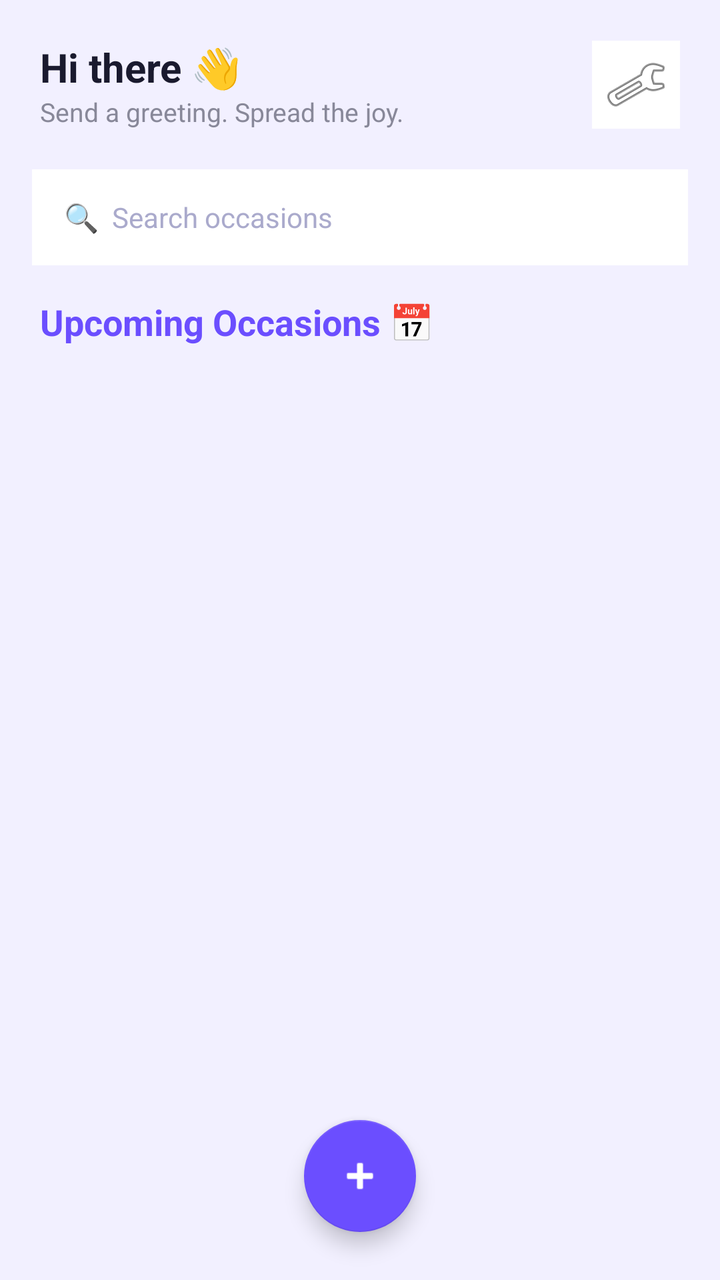
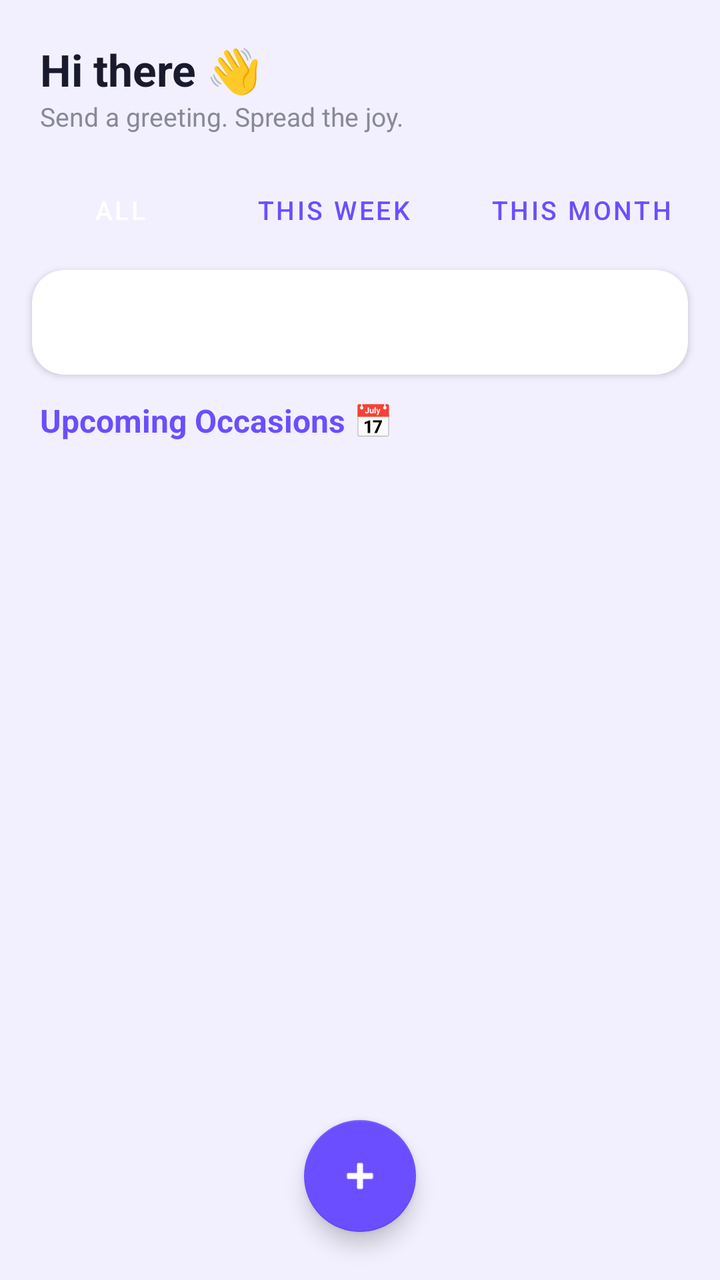

Screens rendered from an Android XML layout before and after an edit, with the pre-edit source and the edit as a unified diff.
<!-- AndroidManifest.xml: application theme Theme.WellWisher -->
<!-- res/layout/activity_main.xml -->
<?xml version="1.0" encoding="utf-8"?>
<androidx.coordinatorlayout.widget.CoordinatorLayout
    xmlns:android="http://schemas.android.com/apk/res/android"
    xmlns:app="http://schemas.android.com/apk/res-auto"
    android:layout_width="match_parent"
    android:layout_height="match_parent"
    android:background="#F2F0FF">

    <LinearLayout
        android:layout_width="match_parent"
        android:layout_height="match_parent"
        android:orientation="vertical">

        
        <LinearLayout
            android:layout_width="match_parent"
            android:layout_height="wrap_content"
            android:orientation="horizontal"
            android:padding="20dp"
            android:gravity="center_vertical">

            <LinearLayout
                android:layout_width="0dp"
                android:layout_height="wrap_content"
                android:layout_weight="1"
                android:orientation="vertical">

                <TextView
                    android:id="@+id/tvGreeting"
                    android:layout_width="wrap_content"
                    android:layout_height="wrap_content"
                    android:text="Hi there 👋"
                    android:textSize="20sp"
                    android:textStyle="bold"
                    android:textColor="#1A1A2E"/>

                <TextView
                    android:layout_width="wrap_content"
                    android:layout_height="wrap_content"
                    android:text="Send a greeting. Spread the joy."
                    android:textSize="13sp"
                    android:textColor="#888899"/>
            </LinearLayout>

            <ImageButton
                android:id="@+id/btnSettings"
                android:layout_width="44dp"
                android:layout_height="44dp"
                android:src="@android:drawable/ic_menu_preferences"
                android:background="#FFFFFF"
                android:padding="10dp"/>
        </LinearLayout>

        
        <LinearLayout
            android:layout_width="match_parent"
            android:layout_height="wrap_content"
            android:orientation="horizontal"
            android:paddingHorizontal="16dp"
            android:paddingBottom="16dp"
            android:gravity="center_vertical">

            <EditText
                android:id="@+id/etSearch"
                android:layout_width="0dp"
                android:layout_height="48dp"
                android:layout_weight="1"
                android:hint="🔍  Search occasions"
                android:background="#FFFFFF"
                android:paddingHorizontal="16dp"
                android:textSize="14sp"
                android:textColor="#1A1A2E"
                android:textColorHint="#AAAACC"
                android:singleLine="true"
                android:imeOptions="actionSearch"/>
        </LinearLayout>

        
        <TextView
            android:id="@+id/tvSectionTitle"
            android:layout_width="wrap_content"
            android:layout_height="wrap_content"
            android:text="Upcoming Occasions 📅"
            android:textSize="18sp"
            android:textStyle="bold"
            android:textColor="#6B4EFF"
            android:paddingHorizontal="20dp"
            android:paddingBottom="12dp"/>

        
        <androidx.recyclerview.widget.RecyclerView
            android:id="@+id/recyclerView"
            android:layout_width="match_parent"
            android:layout_height="match_parent"
            android:paddingHorizontal="16dp"
            android:paddingBottom="80dp"
            android:clipToPadding="false"/>

    </LinearLayout>

    
    <LinearLayout
        android:id="@+id/emptyState"
        android:layout_width="match_parent"
        android:layout_height="match_parent"
        android:orientation="vertical"
        android:gravity="center"
        android:padding="40dp"
        android:visibility="gone">

        <TextView
            android:layout_width="wrap_content"
            android:layout_height="wrap_content"
            android:text="🎊"
            android:textSize="80sp"
            android:layout_marginBottom="24dp"/>

        <TextView
            android:layout_width="wrap_content"
            android:layout_height="wrap_content"
            android:text="Let's add an occasion."
            android:textSize="22sp"
            android:textStyle="bold"
            android:textColor="#1A1A2E"
            android:gravity="center"
            android:layout_marginBottom="12dp"/>

        <TextView
            android:layout_width="wrap_content"
            android:layout_height="wrap_content"
            android:text="Add birthdays, anniversaries, and more so you never miss a special moment."
            android:textSize="14sp"
            android:textColor="#888899"
            android:gravity="center"
            android:lineSpacingMultiplier="1.4"/>
    </LinearLayout>

    
    <com.google.android.material.floatingactionbutton.FloatingActionButton
        android:id="@+id/fabAdd"
        android:layout_width="wrap_content"
        android:layout_height="wrap_content"
        android:layout_gravity="bottom|center_horizontal"
        android:layout_margin="24dp"
        android:src="@android:drawable/ic_input_add"
        app:backgroundTint="#6B4EFF"
        app:tint="@android:color/white"
        app:fabSize="normal"/>

</androidx.coordinatorlayout.widget.CoordinatorLayout>
<!-- resources referenced by this layout -->
<resources>
  <style name="Theme.WellWisher" parent="Theme.MaterialComponents.DayNight.NoActionBar">
          <item name="colorPrimary">#6B4EFF</item>
          <item name="colorPrimaryVariant">#5038CC</item>
          <item name="colorOnPrimary">#FFFFFF</item>
          <item name="colorSecondary">#6B4EFF</item>
          <item name="colorOnSecondary">#FFFFFF</item>
          <item name="android:statusBarColor">#F2F0FF</item>
          <item name="android:statusBarColor">@android:color/transparent</item>
          <item name="android:windowLightStatusBar">true</item>
          <item name="android:windowBackground">#F2F0FF</item>
      </style>
</resources>

<!-- the commit's change to res/layout/activity_main.xml (unified diff, before → after) -->
@@ -1,120 +1,191 @@
 <?xml version="1.0" encoding="utf-8"?>
-<androidx.coordinatorlayout.widget.CoordinatorLayout
-    xmlns:android="http://schemas.android.com/apk/res/android"
+<LinearLayout xmlns:android="http://schemas.android.com/apk/res/android"
     xmlns:app="http://schemas.android.com/apk/res-auto"
     android:layout_width="match_parent"
     android:layout_height="match_parent"
+    android:orientation="vertical"
     android:background="#F2F0FF">
 
+    
     <LinearLayout
         android:layout_width="match_parent"
-        android:layout_height="match_parent"
-        android:orientation="vertical">
-
-        
+        android:layout_height="wrap_content"
+        android:orientation="horizontal"
+        android:padding="20dp"
+        android:gravity="center_vertical">
+        <LinearLayout
+            android:layout_width="0dp"
+            android:layout_height="wrap_content"
+            android:layout_weight="1"
+            android:orientation="vertical">
+            <TextView
+                android:id="@+id/tvGreeting"
+                android:layout_width="wrap_content"
+                android:layout_height="wrap_content"
+                android:text="Hi there 👋"
+                android:textSize="22sp"
+                android:textStyle="bold"
+                android:textColor="#1A1A2E"
+                android:clickable="true"
+                android:focusable="true"/>
+            <TextView
+                android:layout_width="wrap_content"
+                android:layout_height="wrap_content"
+                android:text="Send a greeting. Spread the joy."
+                android:textSize="13sp"
+                android:textColor="#888899"/>
+        </LinearLayout>
+    </LinearLayout>
+
+    
+    <HorizontalScrollView
+        android:layout_width="match_parent"
+        android:layout_height="wrap_content"
+        android:scrollbars="none"
+        android:paddingHorizontal="16dp"
+        android:paddingBottom="12dp">
+        <LinearLayout
+            android:layout_width="wrap_content"
+            android:layout_height="wrap_content"
+            android:orientation="horizontal">
+            <Button
+                android:id="@+id/btnFilterAll"
+                android:layout_width="wrap_content"
+                android:layout_height="36dp"
+                android:text="All"
+                android:textSize="13sp"
+                android:backgroundTint="#6B4EFF"
+                android:textColor="#FFFFFF"
+                android:layout_marginEnd="8dp"
+                style="@style/Widget.MaterialComponents.Button"/>
+            <Button
+                android:id="@+id/btnFilterWeek"
+                android:layout_width="wrap_content"
+                android:layout_height="36dp"
+                android:text="This Week"
+                android:textSize="13sp"
+                android:backgroundTint="#EDE9FF"
+                android:textColor="#6B4EFF"
+                android:layout_marginEnd="8dp"
+                style="@style/Widget.MaterialComponents.Button"/>
+            <Button
+                android:id="@+id/btnFilterMonth"
+                android:layout_width="wrap_content"
+                android:layout_height="36dp"
+                android:text="This Month"
+                android:textSize="13sp"
+                android:backgroundTint="#EDE9FF"
+                android:textColor="#6B4EFF"
+                android:layout_marginEnd="8dp"
+                style="@style/Widget.MaterialComponents.Button"/>
+            <Button
+                android:id="@+id/btnFilterBirthday"
+                android:layout_width="wrap_content"
+                android:layout_height="36dp"
+                android:text="🎂 Birthdays"
+                android:textSize="13sp"
+                android:backgroundTint="#EDE9FF"
+                android:textColor="#6B4EFF"
+                android:layout_marginEnd="8dp"
+                style="@style/Widget.MaterialComponents.Button"/>
+            <Button
+                android:id="@+id/btnFilterAnniversary"
+                android:layout_width="wrap_content"
+                android:layout_height="36dp"
+                android:text="💑 Anniversaries"
+                android:textSize="13sp"
+                android:backgroundTint="#EDE9FF"
+                android:textColor="#6B4EFF"
+                style="@style/Widget.MaterialComponents.Button"/>
+        </LinearLayout>
+    </HorizontalScrollView>
+
+    
+    <androidx.cardview.widget.CardView
+        android:layout_width="match_parent"
+        android:layout_height="wrap_content"
+        android:layout_marginHorizontal="16dp"
+        android:layout_marginBottom="12dp"
+        app:cardCornerRadius="16dp"
+        app:cardElevation="2dp"
+        app:cardBackgroundColor="#FFFFFF">
         <LinearLayout
             android:layout_width="match_parent"
             android:layout_height="wrap_content"
-            android:orientation="horizontal"
-            android:padding="20dp"
-            android:gravity="center_vertical">
-
+            android:orientation="vertical"
+            android:padding="12dp">
             <LinearLayout
-                android:layout_width="0dp"
-                android:layout_height="wrap_content"
-                android:layout_weight="1"
-                android:orientation="vertical">
-
+                android:layout_width="match_parent"
+                android:layout_height="wrap_content"
+                android:orientation="horizontal"
+                android:gravity="center_vertical"
+                android:layout_marginBottom="8dp">
                 <TextView
-                    android:id="@+id/tvGreeting"
+                    android:id="@+id/tvCalMonth"
+                    android:layout_width="0dp"
+                    android:layout_height="wrap_content"
+                    android:layout_weight="1"
+                    android:textSize="15sp"
+                    android:textStyle="bold"
+                    android:textColor="#1A1A2E"/>
+                <TextView
+                    android:id="@+id/tvEventCount"
                     android:layout_width="wrap_content"
                     android:layout_height="wrap_content"
-                    android:text="Hi there 👋"
-                    android:textSize="20sp"
-                    android:textStyle="bold"
-                    android:textColor="#1A1A2E"/>
-
-                <TextView
+                    android:textSize="12sp"
+                    android:textColor="#6B4EFF"/>
+            </LinearLayout>
+            <HorizontalScrollView
+                android:layout_width="match_parent"
+                android:layout_height="wrap_content"
+                android:scrollbars="none">
+                <LinearLayout
+                    android:id="@+id/calendarStrip"
                     android:layout_width="wrap_content"
                     android:layout_height="wrap_content"
-                    android:text="Send a greeting. Spread the joy."
-                    android:textSize="13sp"
-                    android:textColor="#888899"/>
-            </LinearLayout>
-
-            <ImageButton
-                android:id="@+id/btnSettings"
-                android:layout_width="44dp"
-                android:layout_height="44dp"
-                android:src="@android:drawable/ic_menu_preferences"
-                android:background="#FFFFFF"
-                android:padding="10dp"/>
+                    android:orientation="horizontal"/>
+            </HorizontalScrollView>
         </LinearLayout>
-
-        
-        <LinearLayout
-            android:layout_width="match_parent"
-            android:layout_height="wrap_content"
-            android:orientation="horizontal"
-            android:paddingHorizontal="16dp"
-            android:paddingBottom="16dp"
-            android:gravity="center_vertical">
-
-            <EditText
-                android:id="@+id/etSearch"
-                android:layout_width="0dp"
-                android:layout_height="48dp"
-                android:layout_weight="1"
-                android:hint="🔍  Search occasions"
-                android:background="#FFFFFF"
-                android:paddingHorizontal="16dp"
-                android:textSize="14sp"
-                android:textColor="#1A1A2E"
-                android:textColorHint="#AAAACC"
-                android:singleLine="true"
-                android:imeOptions="actionSearch"/>
-        </LinearLayout>
-
-        
-        <TextView
-            android:id="@+id/tvSectionTitle"
-            android:layout_width="wrap_content"
-            android:layout_height="wrap_content"
-            android:text="Upcoming Occasions 📅"
-            android:textSize="18sp"
-            android:textStyle="bold"
-            android:textColor="#6B4EFF"
-            android:paddingHorizontal="20dp"
-            android:paddingBottom="12dp"/>
-
-        
-        <androidx.recyclerview.widget.RecyclerView
-            android:id="@+id/recyclerView"
-            android:layout_width="match_parent"
-            android:layout_height="match_parent"
-            android:paddingHorizontal="16dp"
-            android:paddingBottom="80dp"
-            android:clipToPadding="false"/>
-
-    </LinearLayout>
+    </androidx.cardview.widget.CardView>
+
+    
+    <TextView
+        android:id="@+id/tvSectionTitle"
+        android:layout_width="wrap_content"
+        android:layout_height="wrap_content"
+        android:text="Upcoming Occasions 📅"
+        android:textSize="16sp"
+        android:textStyle="bold"
+        android:textColor="#6B4EFF"
+        android:paddingHorizontal="20dp"
+        android:paddingBottom="8dp"/>
+
+    
+    <androidx.recyclerview.widget.RecyclerView
+        android:id="@+id/recyclerView"
+        android:layout_width="match_parent"
+        android:layout_height="0dp"
+        android:layout_weight="1"
+        android:paddingHorizontal="16dp"
+        android:paddingBottom="80dp"
+        android:clipToPadding="false"/>
 
     
     <LinearLayout
         android:id="@+id/emptyState"
         android:layout_width="match_parent"
-        android:layout_height="match_parent"
+        android:layout_height="0dp"
+        android:layout_weight="1"
         android:orientation="vertical"
         android:gravity="center"
         android:padding="40dp"
         android:visibility="gone">
-
         <TextView
             android:layout_width="wrap_content"
             android:layout_height="wrap_content"
             android:text="🎊"
-            android:textSize="80sp"
-            android:layout_marginBottom="24dp"/>
-
+            android:textSize="72sp"
+            android:layout_marginBottom="20dp"/>
         <TextView
             android:layout_width="wrap_content"
             android:layout_height="wrap_content"
@@ -123,16 +194,15 @@
             android:textStyle="bold"
             android:textColor="#1A1A2E"
             android:gravity="center"
-            android:layout_marginBottom="12dp"/>
-
+            android:layout_marginBottom="10dp"/>
         <TextView
             android:layout_width="wrap_content"
             android:layout_height="wrap_content"
-            android:text="Add birthdays, anniversaries, and more so you never miss a special moment."
+            android:text="Add birthdays and anniversaries so you never miss a special moment."
             android:textSize="14sp"
             android:textColor="#888899"
             android:gravity="center"
-            android:lineSpacingMultiplier="1.4"/>
+            android:lineSpacingMultiplier="1.5"/>
     </LinearLayout>
 
     
@@ -147,4 +217,4 @@
         app:tint="@android:color/white"
         app:fabSize="normal"/>
 
-</androidx.coordinatorlayout.widget.CoordinatorLayout>
+</LinearLayout>
